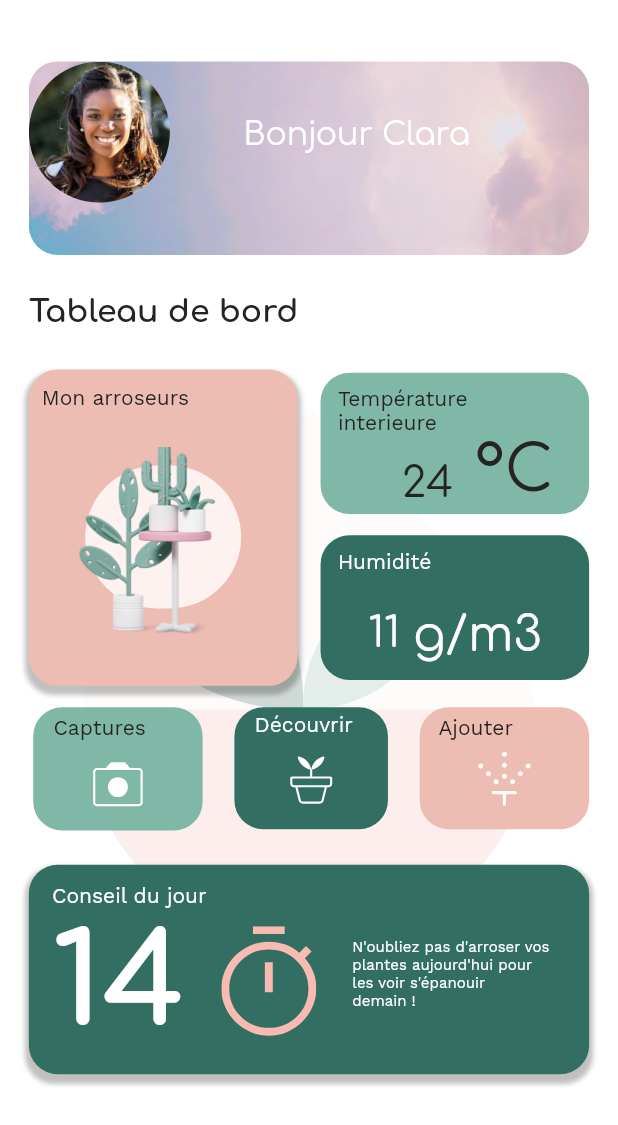
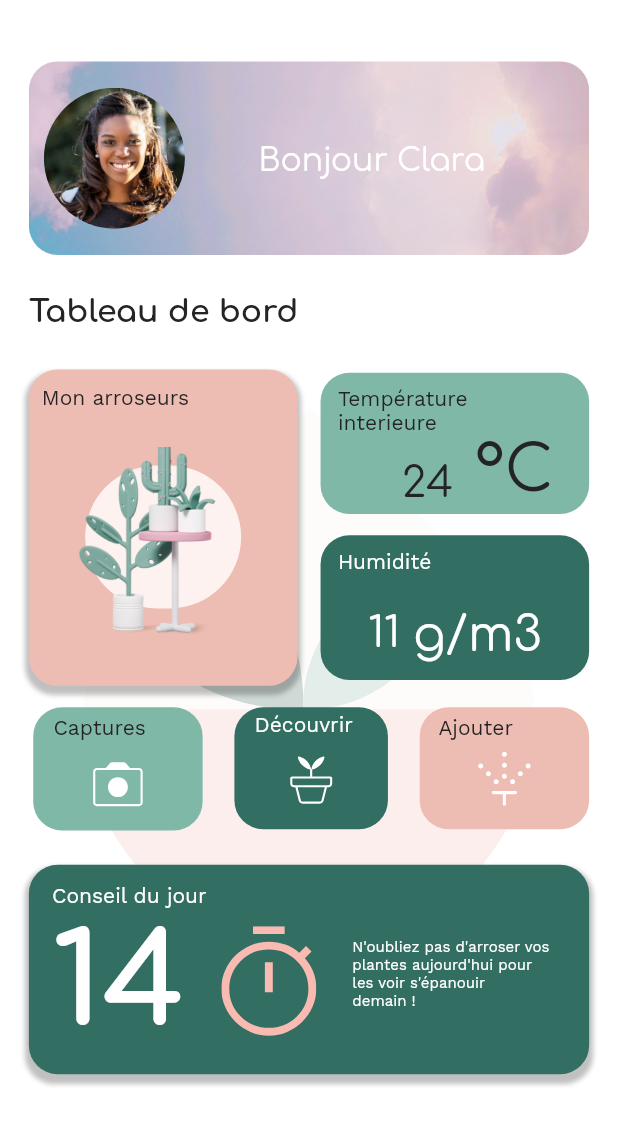
Before and after one commit to Oliebat/rainroot, a Flutter app: the HomePage screen opened directly, on a phone screen of 412 x 824 dp. Shown: the top 1125 px of the screen. Run offline on Flutter 3.47's test engine with Material 2 defaults, Android fonts, the phone set to English and light mode, and no system bars; our stand-ins replace cached_network_image, connectivity_plus, equatable, flutter_bloc, flutter_svg, flutter_svg_provider and 1 more; accounts and stored records are empty.

Commit message:
fix bug front

```diff
--- a/lib/presentation/home_page/home_page.dart
+++ b/lib/presentation/home_page/home_page.dart
@@ -40,11 +40,13 @@ class HomePage extends StatelessWidget {
                                       getHorizontalSize(20)),
                                   alignment: Alignment.center),
                               CustomAppBar(
-                                  height: getVerticalSize(106),
+                                  height: getVerticalSize(150),
                                   centerTitle: true,
                                   title: Row(children: [
                                     CustomImageView(
                                         imagePath: ImageConstant.imgRectangle2,
+                                        margin:
+                                            const EdgeInsets.only(left: 10.0),
                                         height: getSize(106),
                                         width: getSize(106),
                                         radius: BorderRadius.circular(
--- a/lib/presentation/starter_screen/starter_screen.dart
+++ b/lib/presentation/starter_screen/starter_screen.dart
@@ -122,6 +122,7 @@ class StarterScreen extends StatelessWidget {
                                     style: AppStyle.txtH2Bluegray700)),
                             Spacer(),
                             CustomButton(
+                                margin: const EdgeInsets.only(bottom: 40.0),
                                 height: getVerticalSize(47),
                                 text: "lbl_explorer".tr,
                                 shape: ButtonShape.RoundedBorder23,
--- a/pubspec.yaml
+++ b/pubspec.yaml
@@ -4,6 +4,7 @@ version: 1.0.0+1
 environment:
   sdk: '>=2.12.0 <3.0.0'
 dependencies:
+  http: ^0.13.4
   flutter:
     sdk: flutter
   flutter_localizations:
```
